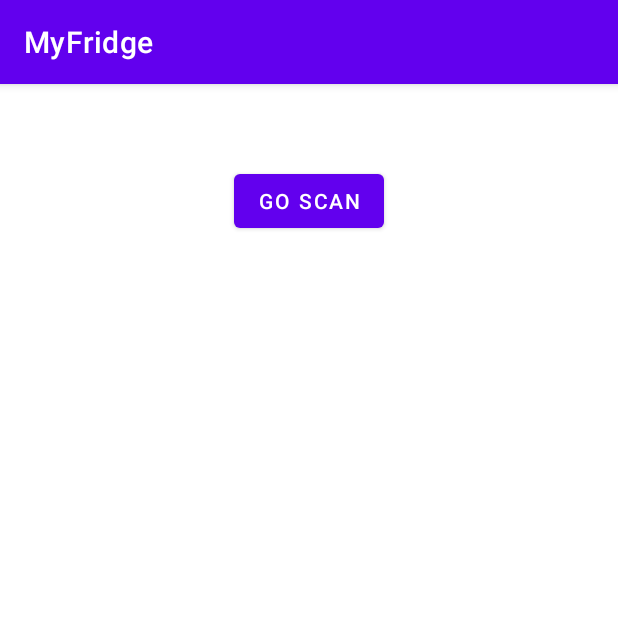
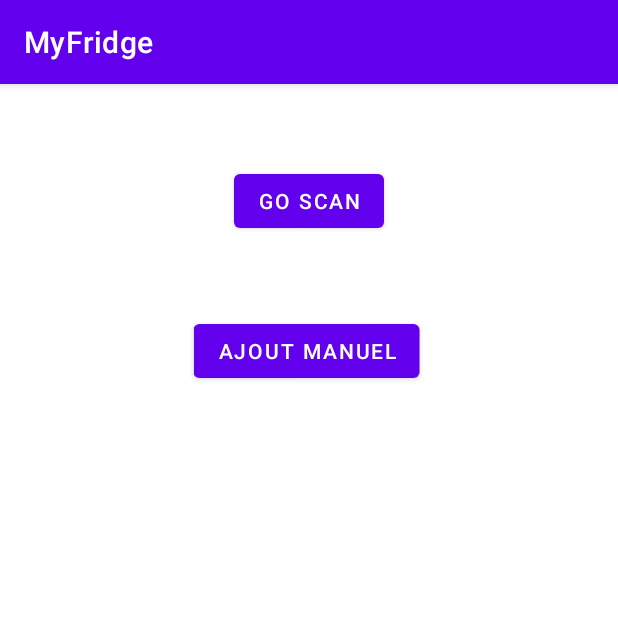
Before and after one commit to paul-dls/SaveFood, an Android app: the ScanActivity screen opened directly, with no data from a screen before it, on a phone screen of 412 x 824 dp, the top half of it. Run offline under Robolectric (Android 15) with nearby library versions, the phone set to English and light mode, and no system bars; libraries missing offline, so code that uses them is left out: com.google.zxing.integration; network calls fail.

Commit message:
ajout du choix récupération manuelle du code barre

```diff
--- a/app/src/main/java/com/example/myfridge/ScanActivity.java
+++ b/app/src/main/java/com/example/myfridge/ScanActivity.java
@@ -53,4 +53,10 @@ public class ScanActivity extends AppCompatActivity {
         intentIntegrator.setBarcodeImageEnabled(false); //set to true enables saving the barcode image and sending its paths in the result intent
         intentIntegrator.initiateScan();
     }
+
+    public void ajoutManuel(View view) {
+        Intent versAjoutManuelActivity= new Intent();
+        versAjoutManuelActivity.setClass(this,AjoutManuelActivity.class);
+        startActivity(versAjoutManuelActivity);
+    }
 }
--- a/app/src/main/java/com/example/myfridge/getInfoActivity.java
+++ b/app/src/main/java/com/example/myfridge/getInfoActivity.java
@@ -38,7 +38,7 @@ public class getInfoActivity extends AppCompatActivity {
         Intent deMainActivity = getIntent();
         codebarre = deMainActivity.getStringExtra("codebarre");
 
-        //requête internet pour trouver la nom du produit
+        //requête internet pour trouver le nom du produit
         String url= "https://world.openfoodfacts.org/api/v0/product/" + codebarre + ".json";
         RequestQueue requestQueue = Volley.newRequestQueue(this);
         Response.Listener<String> responseListener = new urlResponseListener();
@@ -54,6 +54,8 @@ public class getInfoActivity extends AppCompatActivity {
     }
 
     public void ajouterDate(View view) {
+
+        //récupération de la date de péremption
         DatePicker simpleDatePicker = (DatePicker) findViewById(R.id.datePicker1); // initiate a date picker
         String day = String.valueOf(simpleDatePicker.getDayOfMonth()); // get the selected day of the month
         String month =String.valueOf(simpleDatePicker.getMonth()); // get the selected month
@@ -61,7 +63,7 @@ public class getInfoActivity extends AppCompatActivity {
 
         datePeremption= day + "-" +month + "-"+year;
 
-        //affichage du nom du produit
+        //affichage données du produit
         TextView textView = findViewById(R.id.nomProduit);
         textView.setText("nom du Produit: " + nomProduit +"\n" + "Date de l'ajout: " + dateAjout + "\n" + "date de péremption: " + datePeremption);
 
--- a/app/src/main/res/layout/activity_scan.xml
+++ b/app/src/main/res/layout/activity_scan.xml
@@ -8,11 +8,23 @@
     tools:context=".ScanActivity">
 
     <Button
-        android:id="@+id/button"
+        android:id="@+id/goScan"
         android:layout_width="wrap_content"
         android:layout_height="wrap_content"
         android:layout_centerHorizontal="true"
         android:layout_marginTop="50dp"
         android:onClick="onClickScanner"
         android:text="go Scan" />
+
+    <Button
+        android:id="@+id/ajout"
+        android:layout_width="wrap_content"
+        android:layout_height="wrap_content"
+
+        android:layout_marginTop="50dp"
+        android:onClick="ajoutManuel"
+        android:text="ajout manuel"
+        android:translationX="125dp"
+        android:translationY="100dp" />
+
 </RelativeLayout>
```
Also changed, not shown: app/src/main/AndroidManifest.xml (+6 -3 lines), app/src/main/java/com/example/myfridge/AjoutManuelActivity.java (added, +26 -0 lines), app/src/main/res/layout/activity_ajout_manuel.xml (added, +33 -0 lines), app/src/main/res/values/strings.xml (+9 -0 lines).
